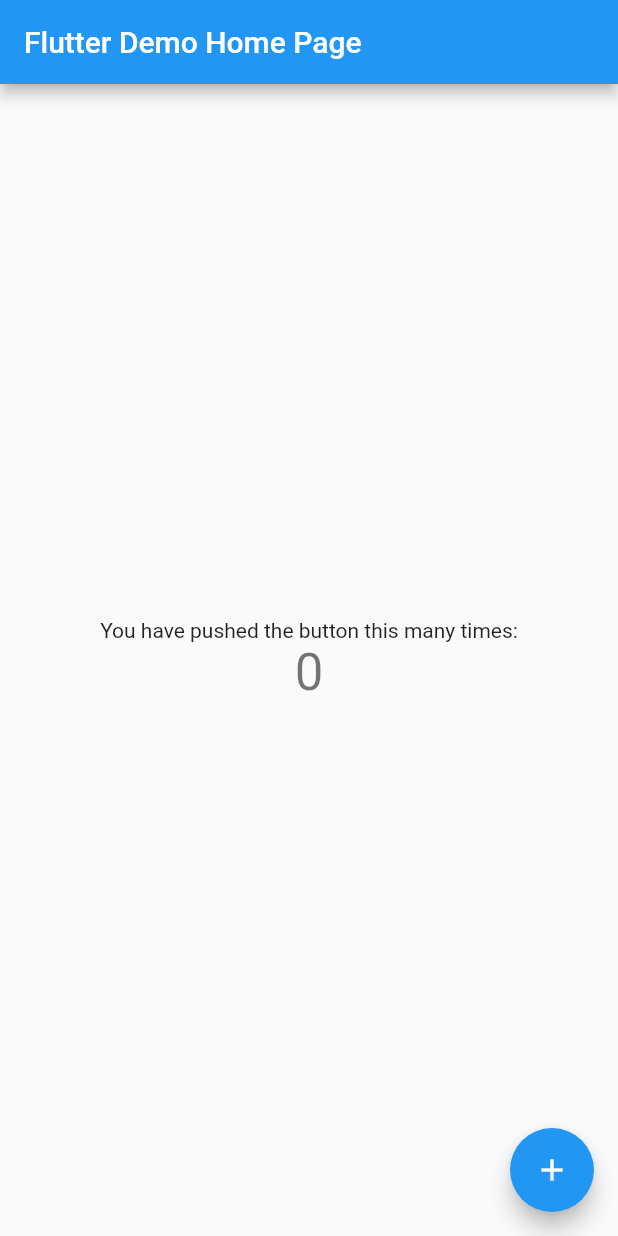
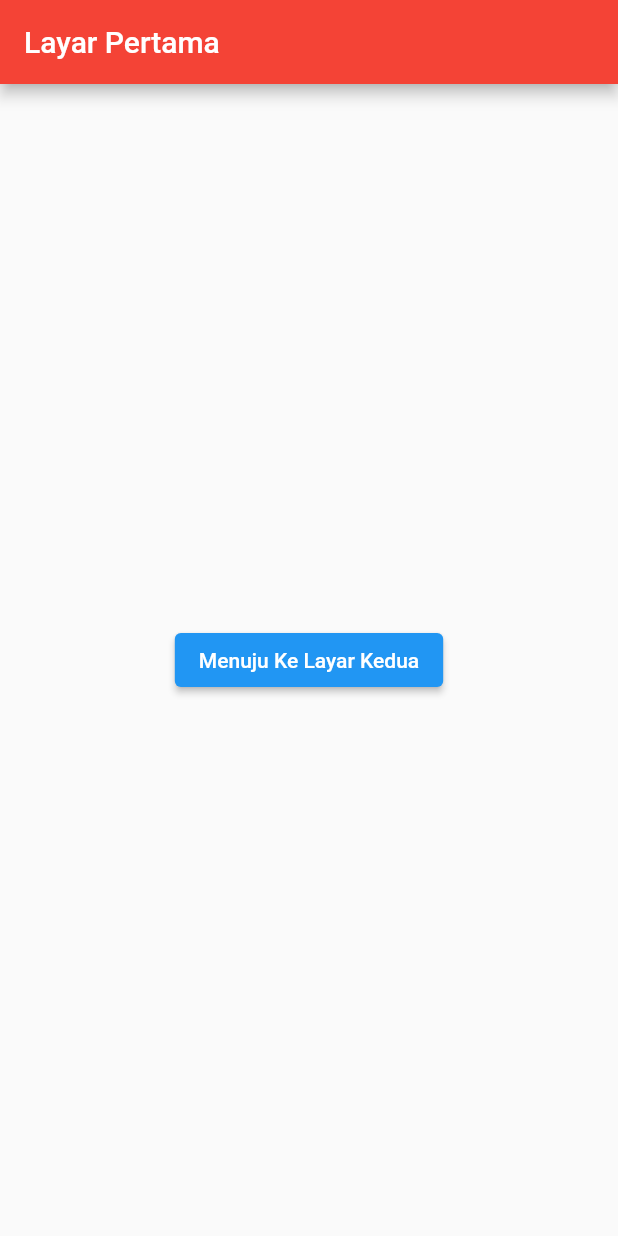
Before and after one commit to dwiandi24/belajar_navigasi, a Flutter app: the screen it shows after launch, on a phone screen of 412 x 824 dp. Run offline on Flutter 3.47's test engine with Material 2 defaults, Android fonts, the phone set to English and light mode, and no system bars.

Commit message:
simple routing

```diff
--- /dev/null
+++ b/lib/FirstScreen.dart
@@ -0,0 +1,27 @@
+import 'package:flutter/material.dart';
+import 'package:belajar_navigasi/SecondScreen.dart';
+class FirstScreen extends StatelessWidget {
+  const FirstScreen({super.key});
+
+  @override
+  Widget build(BuildContext context) {
+    return Scaffold(
+      appBar: AppBar(
+        backgroundColor: Colors.red,
+        title: Text('Layar Pertama'),
+      ),
+      body: Center(
+        child: ElevatedButton(
+          child: Text('Menuju Ke Layar Kedua'),
+          onPressed: (){
+            Navigator.push(
+              context,
+              MaterialPageRoute(builder: (context)=> SecondScreen(),
+              )
+              );
+          }
+          )
+        ),
+    );
+  }
+}
--- a/lib/main.dart
+++ b/lib/main.dart
@@ -1,115 +1,16 @@
 import 'package:flutter/material.dart';
-
-void main() {
+import 'package:belajar_navigasi/FirstScreen.dart';
+void main(){
   runApp(const MyApp());
 }
-
 class MyApp extends StatelessWidget {
   const MyApp({super.key});
 
-  // This widget is the root of your application.
   @override
   Widget build(BuildContext context) {
     return MaterialApp(
-      title: 'Flutter Demo',
-      theme: ThemeData(
-        // This is the theme of your application.
-        //
-        // Try running your application with "flutter run". You'll see the
-        // application has a blue toolbar. Then, without quitting the app, try
-        // changing the primarySwatch below to Colors.green and then invoke
-        // "hot reload" (press "r" in the console where you ran "flutter run",
-        // or simply save your changes to "hot reload" in a Flutter IDE).
-        // Notice that the counter didn't reset back to zero; the application
-        // is not restarted.
-        primarySwatch: Colors.blue,
-      ),
-      home: const MyHomePage(title: 'Flutter Demo Home Page'),
+      debugShowCheckedModeBanner: false,
+      home: FirstScreen(),
     );
   }
 }
-
-class MyHomePage extends StatefulWidget {
-  const MyHomePage({super.key, required this.title});
-
-  // This widget is the home page of your application. It is stateful, meaning
-  // that it has a State object (defined below) that contains fields that affect
-  // how it looks.
-
-  // This class is the configuration for the state. It holds the values (in this
-  // case the title) provided by the parent (in this case the App widget) and
-  // used by the build method of the State. Fields in a Widget subclass are
-  // always marked "final".
-
-  final String title;
-
-  @override
-  State<MyHomePage> createState() => _MyHomePageState();
-}
-
-class _MyHomePageState extends State<MyHomePage> {
-  int _counter = 0;
-
-  void _incrementCounter() {
-    setState(() {
-      // This call to setState tells the Flutter framework that something has
-      // changed in this State, which causes it to rerun the build method below
-      // so that the display can reflect the updated values. If we changed
-      // _counter without calling setState(), then the build method would not be
-      // called again, and so nothing would appear to happen.
-      _counter++;
-    });
-  }
-
-  @override
-  Widget build(BuildContext context) {
-    // This method is rerun every time setState is called, for instance as done
-    // by the _incrementCounter method above.
-    //
-    // The Flutter framework has been optimized to make rerunning build methods
-    // fast, so that you can just rebuild anything that needs updating rather
-    // than having to individually change instances of widgets.
-    return Scaffold(
-      appBar: AppBar(
-        // Here we take the value from the MyHomePage object that was created by
-        // the App.build method, and use it to set our appbar title.
-        title: Text(widget.title),
-      ),
-      body: Center(
-        // Center is a layout widget. It takes a single child and positions it
-        // in the middle of the parent.
-        child: Column(
-          // Column is also a layout widget. It takes a list of children and
-          // arranges them vertically. By default, it sizes itself to fit its
-          // children horizontally, and tries to be as tall as its parent.
-          //
-          // Invoke "debug painting" (press "p" in the console, choose the
-          // "Toggle Debug Paint" action from the Flutter Inspector in Android
-          // Studio, or the "Toggle Debug Paint" command in Visual Studio Code)
-          // to see the wireframe for each widget.
-          //
-          // Column has various properties to control how it sizes itself and
-          // how it positions its children. Here we use mainAxisAlignment to
-          // center the children vertically; the main axis here is the vertical
-          // axis because Columns are vertical (the cross axis would be
-          // horizontal).
-          mainAxisAlignment: MainAxisAlignment.center,
-          children: <Widget>[
-            const Text(
-              'You have pushed the button this many times:',
-            ),
-            Text(
-              '$_counter',
-              style: Theme.of(context).textTheme.headline4,
-            ),
-          ],
-        ),
-      ),
-      floatingActionButton: FloatingActionButton(
-        onPressed: _incrementCounter,
-        tooltip: 'Increment',
-        child: const Icon(Icons.add),
-      ), // This trailing comma makes auto-formatting nicer for build methods.
-    );
-  }
-}
```
Also changed, not shown: lib/SecondScreen.dart (added, +23 -0 lines), 1 other file.
